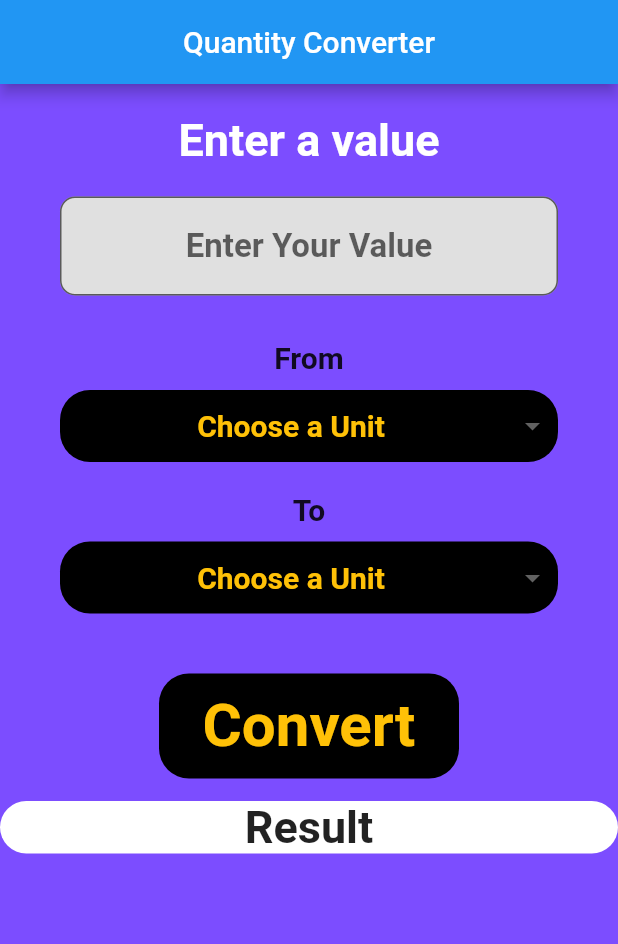
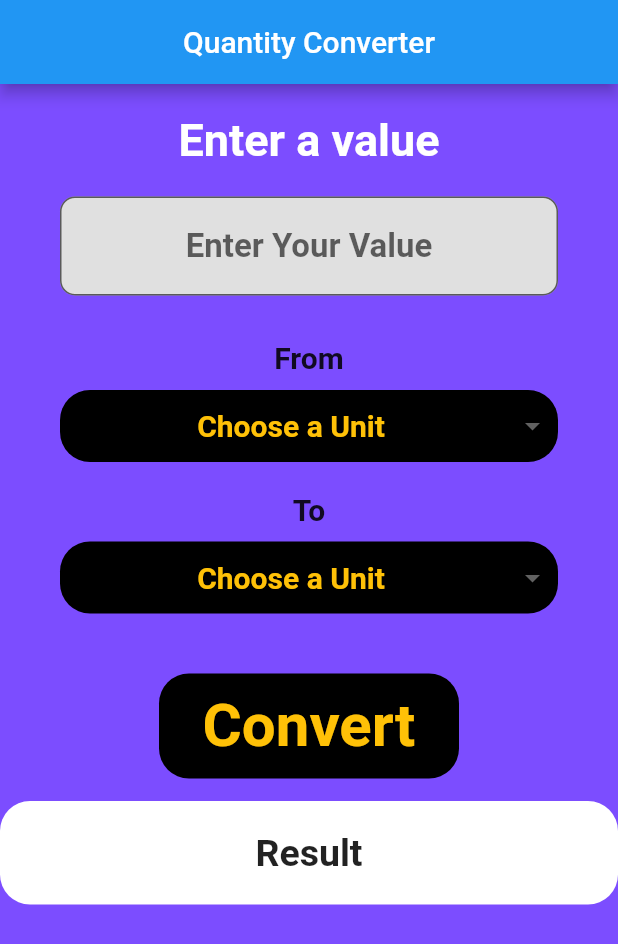
Before and after one commit to lokeshbs1994/Flutter_unit_converter, a Flutter app: the screen it shows after launch, on a phone screen of 412 x 824 dp. Shown: the top 944 px of the screen. Run offline on Flutter 3.47's test engine with Material 2 defaults, Android fonts, the phone set to English and light mode, and no system bars.

Commit message:
modified: unit converter

```diff
--- a/lib/main.dart
+++ b/lib/main.dart
@@ -255,8 +255,7 @@ class _ConverterState extends State<Converter> {
                 height: 15,
               ),
               Container(
-                padding: EdgeInsets.symmetric(horizontal: 5),
-                width: 500,
+                padding: EdgeInsets.symmetric(vertical: 20, horizontal: 40),
                 decoration: BoxDecoration(
                   color: Colors.white,
                   borderRadius: BorderRadius.circular(20),
@@ -264,7 +263,7 @@ class _ConverterState extends State<Converter> {
                 child: Center(
                   child: Text((resultMessage == null) ? "" : resultMessage,
                       style:
-                          TextStyle(fontWeight: FontWeight.w700, fontSize: 30)),
+                          TextStyle(fontWeight: FontWeight.w700, fontSize: 25)),
                 ),
               )
             ]),
```
